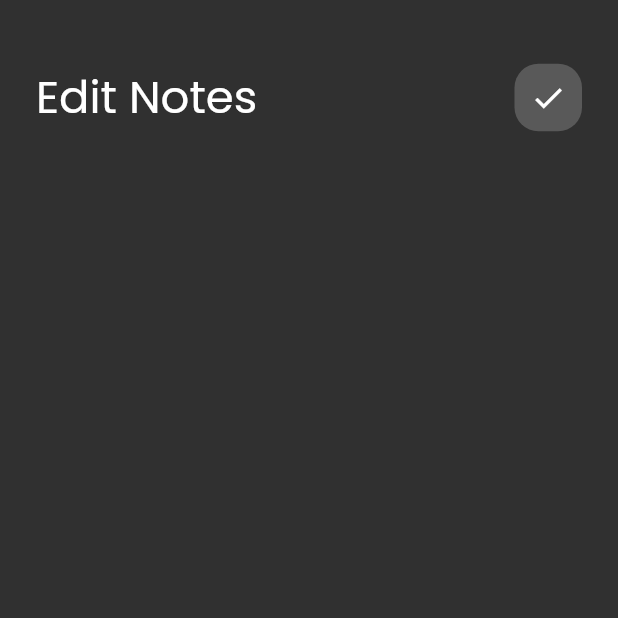
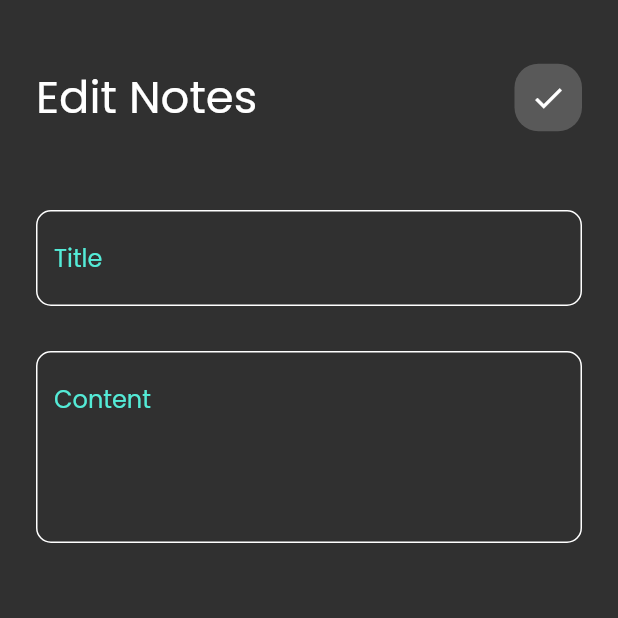
Before and after one commit to mostafa1255/note_app, a Flutter app: the EditView screen opened directly, on a phone screen of 412 x 824 dp, the top half of it. Run offline on Flutter 3.47's test engine with Material 2 defaults, Android fonts, the phone set to English and light mode, and no system bars.

Commit message:
edit note view ui

```diff
--- a/lib/Widgets/Edit_view_body.dart
+++ b/lib/Widgets/Edit_view_body.dart
@@ -2,6 +2,7 @@ import 'package:flutter/material.dart';
 import 'package:flutter/src/widgets/framework.dart';
 import 'package:flutter/src/widgets/placeholder.dart';
 import 'package:note_app/Widgets/Custom_app_bar.dart';
+import 'package:note_app/Widgets/Custom_textField.dart';
 
 class EditviewBody extends StatelessWidget {
   const EditviewBody({super.key});
@@ -15,7 +16,18 @@ class EditviewBody extends StatelessWidget {
           SizedBox(
             height: 20,
           ),
-          CustomAppBar(title: 'Edit Notes',icon: Icons.check),
+          CustomAppBar(title: 'Edit Notes', icon: Icons.check),
+          SizedBox(
+            height: 30,
+          ),
+          CustomTextField(hinttext: 'Title'),
+          SizedBox(
+            height: 30,
+          ),
+          CustomTextField(
+            hinttext: 'Content',
+            maxsize: 4,
+          )
         ],
       ),
     );
```
